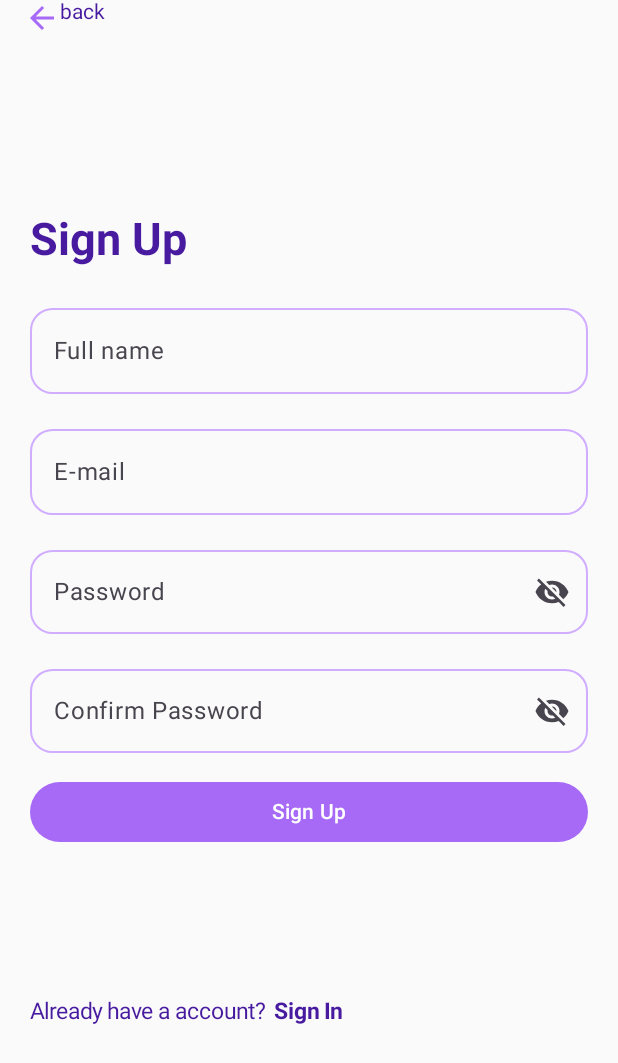
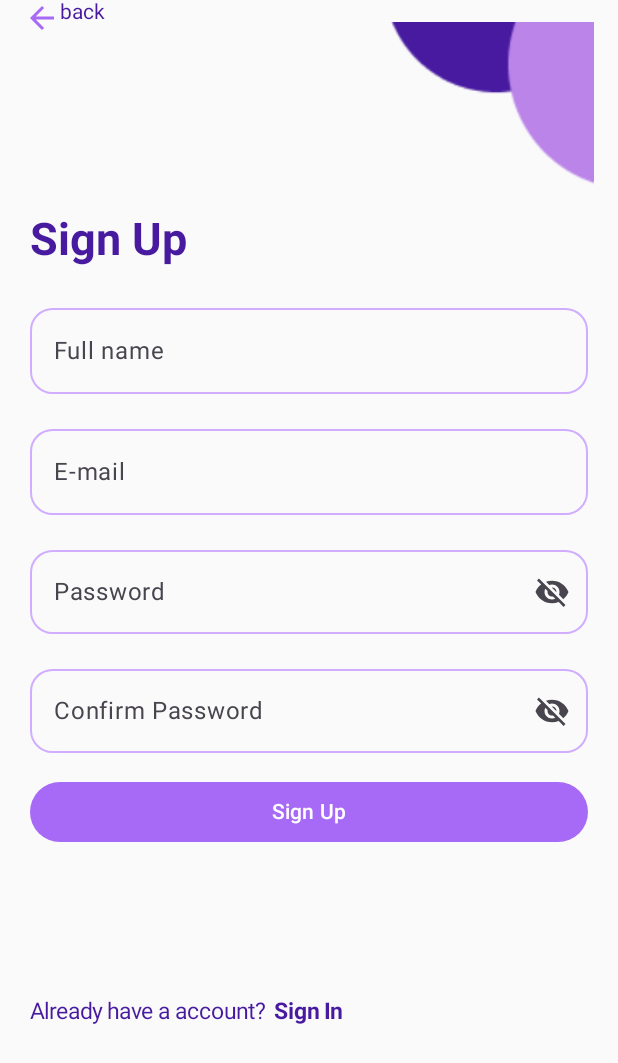
Before and after one commit to mecuch/DSW52763_ANDROID, an Android app built with Jetpack Compose: the screen it shows after launch (MainActivity), after a tap on "Sign Up", on a phone screen of 412 x 824 dp. Shown: the top 1063 px of the screen. Run offline under Robolectric (Android 15) with nearby library versions, the phone set to English and light mode, and no system bars; our stand-ins replace Firebase (no records; nobody signed in at launch, a user with empty details on screens opened directly), livedata-compose; 1 other tap on this screen came first.

Commit message:
Layout Reworked - Buxfix and Twerks part 3 04052025

```diff
--- a/app/src/main/java/com/example/dsw_52763_android/utils/images.kt
+++ b/app/src/main/java/com/example/dsw_52763_android/utils/images.kt
@@ -20,5 +20,15 @@ object images {
                 .padding(vertical = 10.dp)
         )
     }
+    @Composable
+    fun Ellipse() {
+        Image(
+            painter = painterResource(id = R.drawable.ellipse),
+            contentDescription = "logo",
+            modifier = Modifier
+                .padding(top = 0.dp, end = 0.dp)
+                .size(140.dp)
+        )
+    }
 
 }
--- a/app/src/main/java/com/example/dsw_52763_android/view/NotesPage.kt
+++ b/app/src/main/java/com/example/dsw_52763_android/view/NotesPage.kt
@@ -114,7 +114,7 @@ fun NotesPage(viewModel: ToDoViewModel, navController: NavController) {
                 )
             }
         } else {
-            itemsIndexed(todoList!!) { index: Int, item: ToDo ->
+            itemsIndexed(todoList!!) { _: Int, item: ToDo ->
                 TodoItem(item = item, onDelete = {
                     viewModel.deleteNote(item.id)
                 })
--- a/app/src/main/java/com/example/dsw_52763_android/view/RegisterPage.kt
+++ b/app/src/main/java/com/example/dsw_52763_android/view/RegisterPage.kt
@@ -7,9 +7,11 @@ import androidx.compose.foundation.layout.Spacer
 import androidx.compose.foundation.layout.WindowInsets
 import androidx.compose.foundation.layout.asPaddingValues
 import androidx.compose.foundation.layout.fillMaxSize
+import androidx.compose.foundation.layout.fillMaxWidth
 import androidx.compose.foundation.layout.height
 import androidx.compose.foundation.layout.padding
 import androidx.compose.foundation.layout.safeDrawing
+import androidx.compose.foundation.layout.width
 import androidx.compose.runtime.Composable
 import androidx.compose.runtime.LaunchedEffect
 import androidx.compose.runtime.getValue
@@ -22,6 +24,7 @@ import androidx.compose.ui.Modifier
 import androidx.compose.ui.unit.dp
 import androidx.navigation.NavController
 import com.example.dsw_52763_android.utils.clickables
+import com.example.dsw_52763_android.utils.images
 import com.example.dsw_52763_android.utils.non_clickables
 import com.example.dsw_52763_android.utils.routes
 import com.example.dsw_52763_android.view_model.AuthState
@@ -50,14 +53,18 @@ fun RegisterPage(navController: NavController, authViewModel : AuthViewModel){
     }
     Column(
         modifier = Modifier
-            .fillMaxSize()
+            .fillMaxWidth()
             .padding(WindowInsets.safeDrawing.asPaddingValues())
+            .width(360.dp)
     ) {
         Row(
             modifier = Modifier
-                .padding(horizontal = 16.dp)
+                .padding(horizontal = 16.dp),
+            horizontalArrangement = Arrangement.SpaceBetween
         ) {
             clickables.ClickableBack(navController, routes.loginPage)
+            Spacer(modifier = Modifier.weight(1f))
+            images.Ellipse()
         }
     }
     Column(
```
Also changed, not shown: app/src/main/res/drawable/ellipse.png (added).
